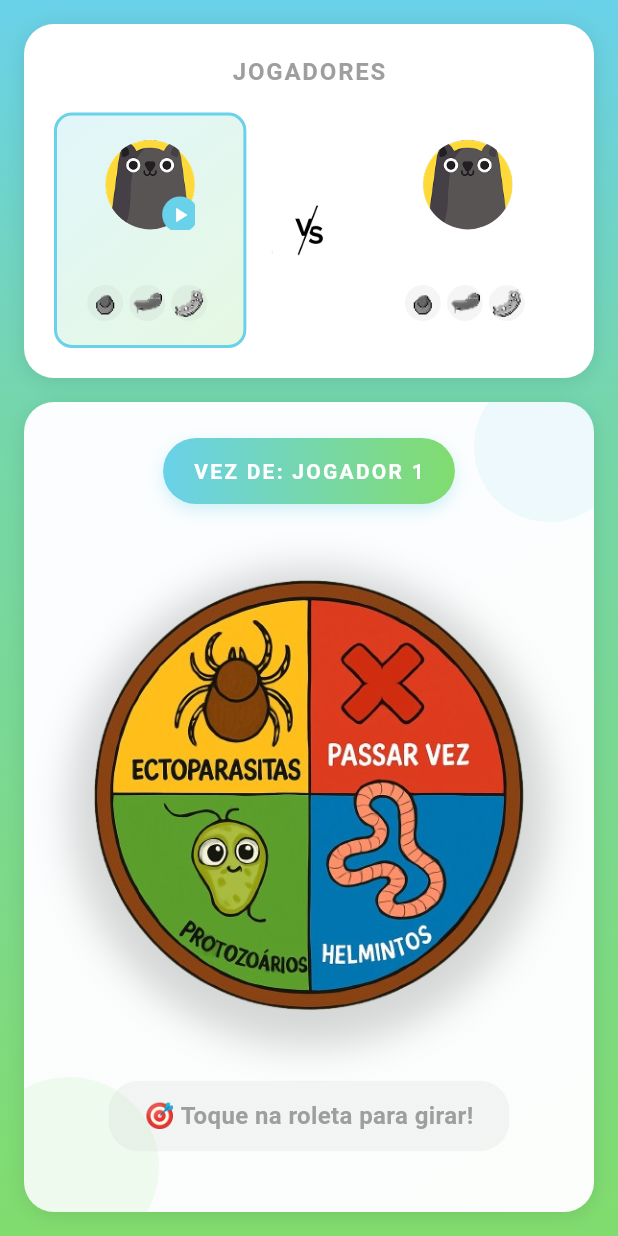
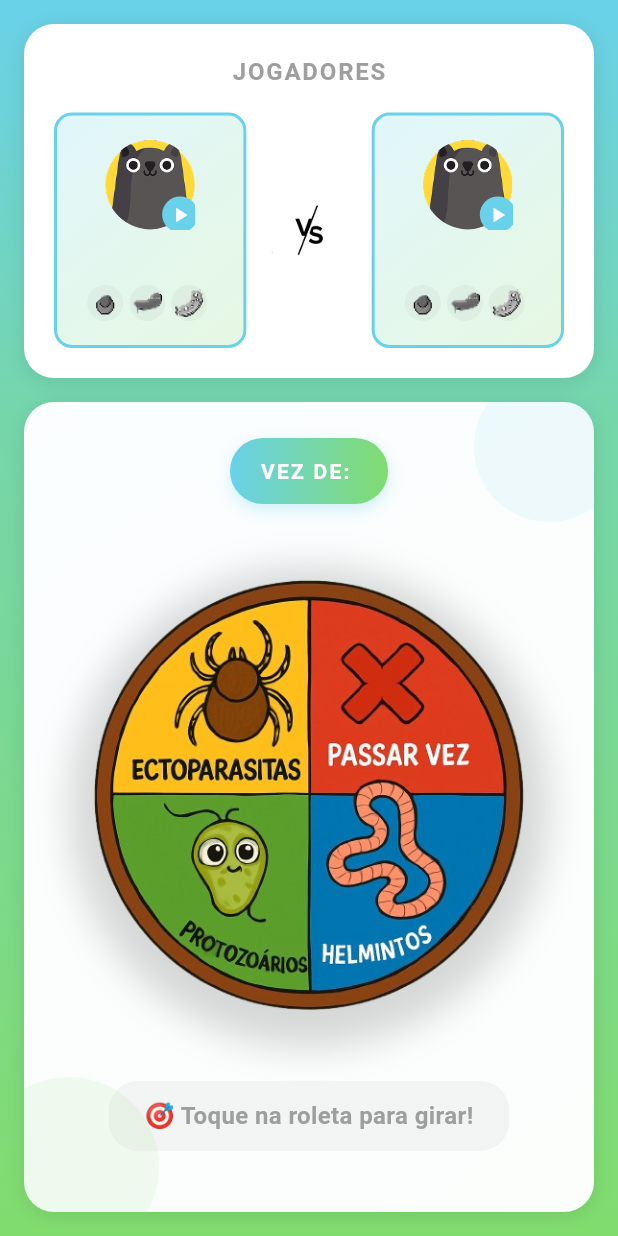
Before and after one commit to DanielRodri87/Parasitados, a Flutter app: the HomePage screen opened by its route, on a phone screen of 412 x 824 dp. Run offline on Flutter 3.47's test engine with Material 3 defaults, Android fonts, the phone set to English and light mode, and no system bars; our stand-ins replace image_picker, sqflite, sqflite_common_ffi; missing offline and left inert: redis; accounts and stored records are empty.

Commit message:
feat: Update player management to use dynamic player names instead of hardcoded values

```diff
--- a/lib/screen/questions/home.dart
+++ b/lib/screen/questions/home.dart
@@ -76,6 +76,12 @@ class HomePageState extends State<HomePage> with TickerProviderStateMixin {
     _confettiAnimation = Tween<double>(begin: 0, end: 1).animate(
       CurvedAnimation(parent: _confettiController, curve: Curves.easeOut),
     );
+
+    _loadPlayers().then((_) {
+      setState(() {
+        currentPlayer = player1Name;
+      });
+    });
   }
 
   Future<void> _loadPlayers() async {
@@ -291,7 +297,7 @@ class HomePageState extends State<HomePage> with TickerProviderStateMixin {
 
   void _passTheTurn() {
     setState(() {
-      currentPlayer = currentPlayer == 'Jogador 1' ? 'Jogador 2' : 'Jogador 1';
+      currentPlayer = currentPlayer == player1Name ? player2Name : player1Name;
       selectedAnimal = null;
     });
   }
@@ -308,7 +314,7 @@ class HomePageState extends State<HomePage> with TickerProviderStateMixin {
             setState(() {
               if (isCorrect) {
                 // Adiciona a conquista apenas se acertou
-                if (currentPlayer == 'Jogador 1') {
+                if (currentPlayer == player1Name) {
                   if (!player1Animals.contains(selectedAnimal!)) {
                     player1Animals.add(selectedAnimal!);
                   }
@@ -321,7 +327,7 @@ class HomePageState extends State<HomePage> with TickerProviderStateMixin {
                 _checkForWinner();
               } else {
                 // Se errou, muda o jogador
-                currentPlayer = currentPlayer == 'Jogador 1' ? 'Jogador 2' : 'Jogador 1';
+                currentPlayer = currentPlayer == player1Name ? player2Name : player1Name;
               }
               selectedAnimal = null; // Reset para próxima rodada
             });
@@ -531,7 +537,7 @@ class HomePageState extends State<HomePage> with TickerProviderStateMixin {
                         winner = null;
                         player1Animals.clear();
                         player2Animals.clear();
-                        currentPlayer = 'Jogador 1';
+                        currentPlayer = player1Name;
                         selectedAnimal = null;
                       });
                       _confettiController.stop();
@@ -629,7 +635,7 @@ class HomePageState extends State<HomePage> with TickerProviderStateMixin {
                                   player1Name,
                                   player1Photo,
                                   player1Animals,
-                                  currentPlayer == 'Jogador 1'
+                                  currentPlayer == player1Name
                                 ),
                                 Container(
                                   margin: const EdgeInsets.symmetric(horizontal: 16),
@@ -642,7 +648,7 @@ class HomePageState extends State<HomePage> with TickerProviderStateMixin {
                                   player2Name,
                                   player2Photo,
                                   player2Animals,
-                                  currentPlayer == 'Jogador 2'
+                                  currentPlayer == player2Name
                                 ),
                               ],
                             ),
```
Also changed, not shown: lib/screen/questions/questions_screen.dart (+53 -31 lines), pubspec.lock.
